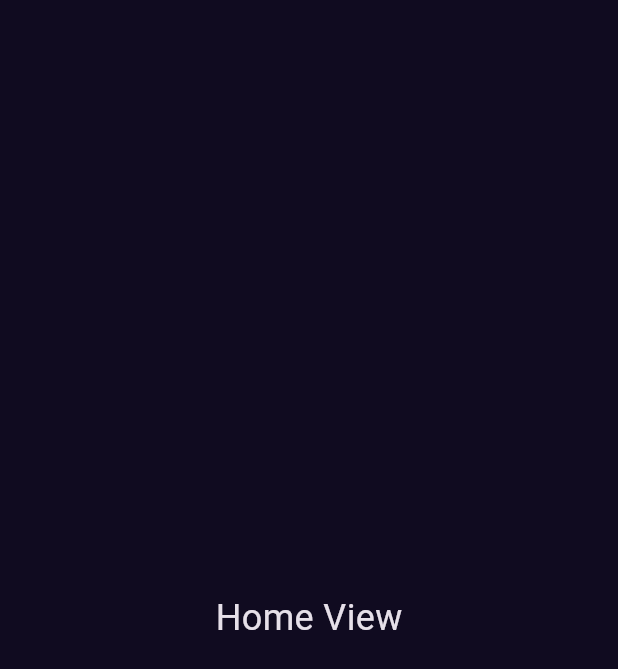
After one commit to Romany-Raafat/Bookly_App, a Flutter app: the screen it shows after launch, on a phone screen of 412 x 824 dp. The commit adds this screen. Shown: the top 669 px of the screen. Run offline on Flutter 3.47's test engine with Material 3 defaults, Android fonts, the light colour scheme and no system bars; our stand-ins replace flutter_svg, get.

Commit message:
refactor init state & navigate to home page

```diff
--- a/lib/constants.dart
+++ b/lib/constants.dart
@@ -1,2 +1,3 @@
 import 'package:flutter/material.dart';
 const kPrimaryColor =  Color(0xff100B20);
+const kTransition = Duration(seconds: 2);
--- /dev/null
+++ b/lib/features/home/presentation/views/home_view.dart
@@ -0,0 +1,13 @@
+import 'package:flutter/material.dart';
+
+class HomeView extends StatelessWidget {
+  const HomeView({super.key});
+
+  @override
+  Widget build(BuildContext context) {
+    return Scaffold(
+
+      body: Center(child: Text('Home View', style: TextStyle(fontSize: 24))),
+    );
+  }
+}
```
Also changed, not shown: lib/features/splash/presentation/widgets/splah_view_body.dart (+28 -16 lines).
